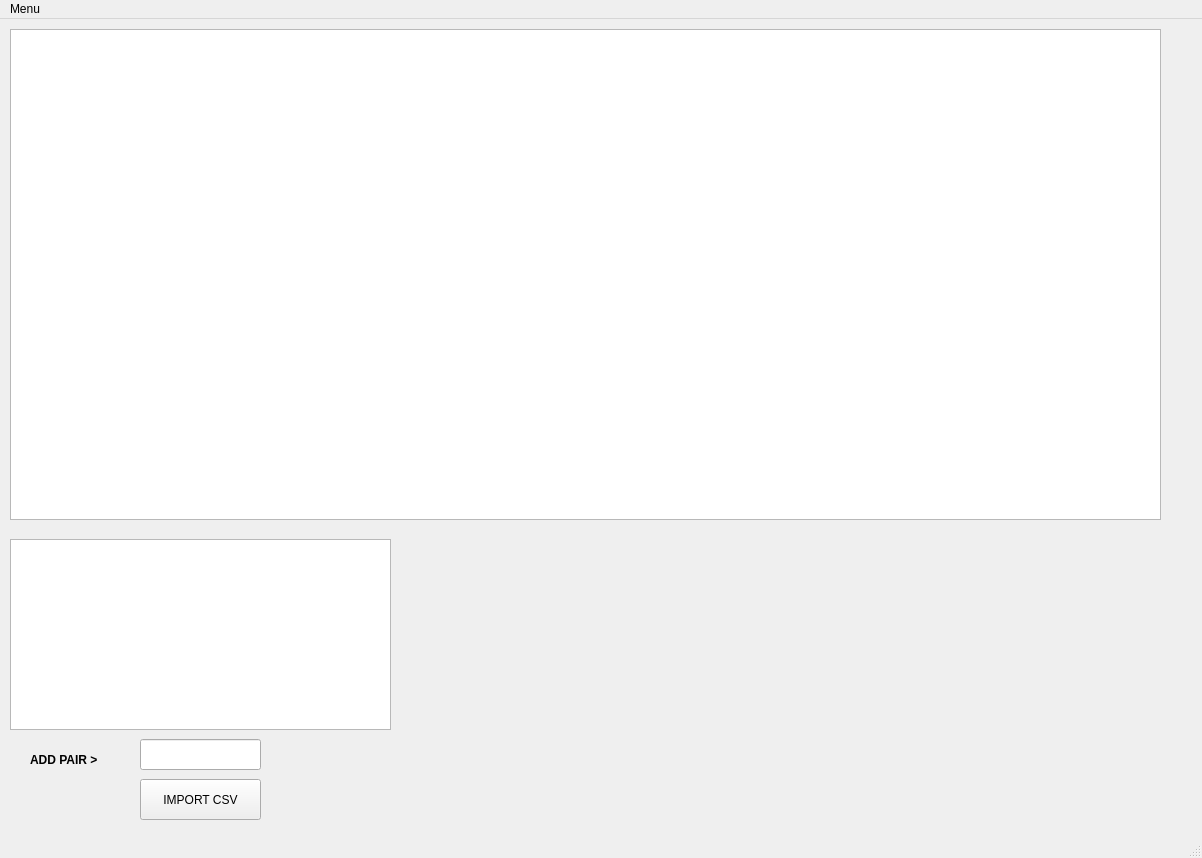
Qt form ui/main_window.ui (Sulato86/gateio) before a commit.
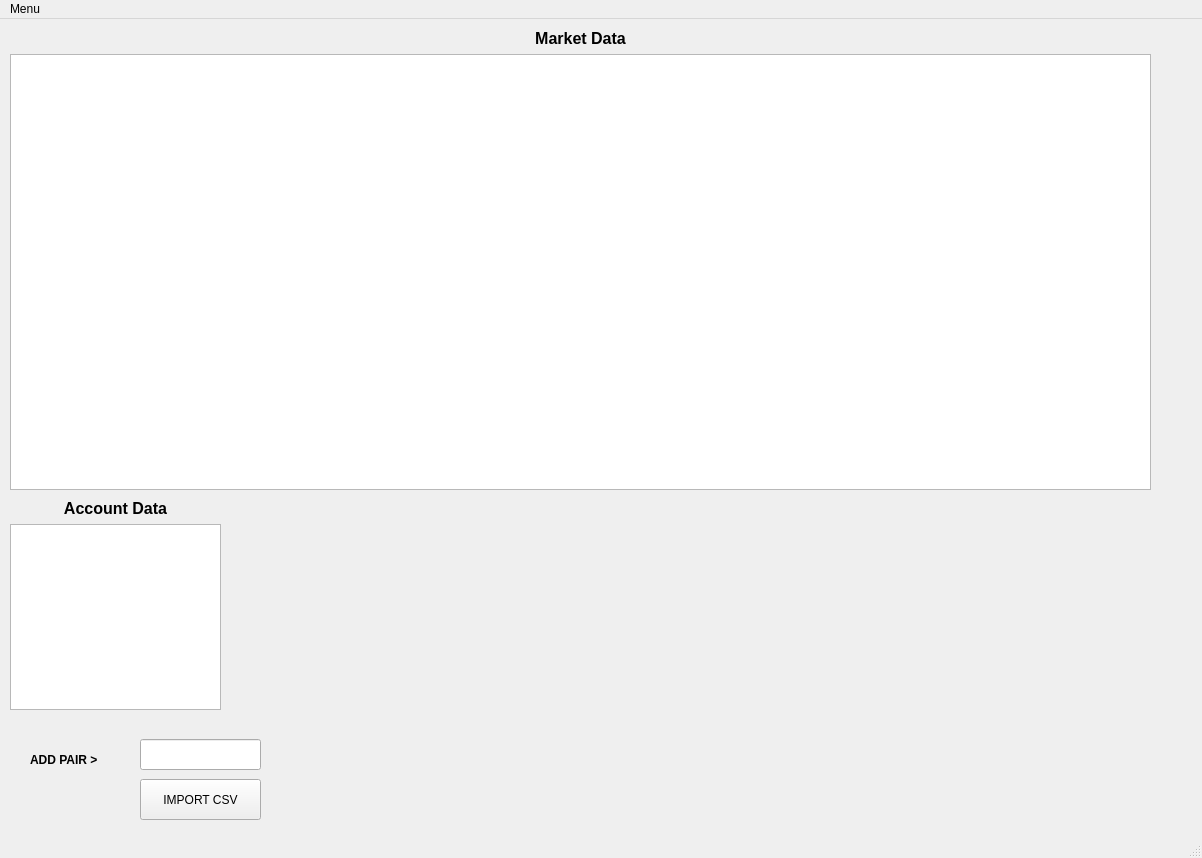
The same form after that commit.

What changed in the file:
```diff
--- a/ui/main_window.ui
+++ b/ui/main_window.ui
@@ -11,7 +11,7 @@
    </rect>
   </property>
   <property name="sizePolicy">
-   <sizepolicy hsizetype="Expanding" vsizetype="Expanding">
+   <sizepolicy hsizetype="Maximum" vsizetype="Expanding">
     <horstretch>0</horstretch>
     <verstretch>0</verstretch>
    </sizepolicy>
@@ -26,24 +26,6 @@
      <verstretch>0</verstretch>
     </sizepolicy>
    </property>
-   <widget class="QWidget" name="verticalLayoutWidget">
-    <property name="geometry">
-     <rect>
-      <x>10</x>
-      <y>10</y>
-      <width>1151</width>
-      <height>491</height>
-     </rect>
-    </property>
-    <layout class="QVBoxLayout" name="verticalLayout">
-     <property name="sizeConstraint">
-      <enum>QLayout::SetDefaultConstraint</enum>
-     </property>
-     <item>
-      <widget class="QTableView" name="tableView_marketdata"/>
-     </item>
-    </layout>
-   </widget>
    <widget class="QLineEdit" name="lineEdit_addpair">
     <property name="geometry">
      <rect>
@@ -94,18 +76,77 @@
      <string>ADD PAIR &gt;</string>
     </property>
    </widget>
+   <widget class="QWidget" name="verticalLayoutWidget">
+    <property name="geometry">
+     <rect>
+      <x>10</x>
+      <y>10</y>
+      <width>1141</width>
+      <height>461</height>
+     </rect>
+    </property>
+    <layout class="QVBoxLayout" name="verticalLayout">
+     <item>
+      <widget class="QLabel" name="label_marketdata">
+       <property name="font">
+        <font>
+         <pointsize>12</pointsize>
+         <weight>75</weight>
+         <bold>true</bold>
+        </font>
+       </property>
+       <property name="text">
+        <string>Market Data</string>
+       </property>
+       <property name="alignment">
+        <set>Qt::AlignCenter</set>
+       </property>
+      </widget>
+     </item>
+     <item>
+      <widget class="QTableView" name="tableView_marketdata"/>
+     </item>
+    </layout>
+   </widget>
    <widget class="QWidget" name="verticalLayoutWidget_2">
     <property name="geometry">
      <rect>
       <x>10</x>
-      <y>520</y>
-      <width>381</width>
-      <height>191</height>
+      <y>480</y>
+      <width>211</width>
+      <height>211</height>
      </rect>
     </property>
     <layout class="QVBoxLayout" name="verticalLayout_2">
+     <property name="sizeConstraint">
+      <enum>QLayout::SetMinimumSize</enum>
+     </property>
      <item>
-      <widget class="QTableView" name="tableView_accountdata"/>
+      <widget class="QLabel" name="label_accountdata">
+       <property name="font">
+        <font>
+         <pointsize>12</pointsize>
+         <weight>75</weight>
+         <bold>true</bold>
+        </font>
+       </property>
+       <property name="text">
+        <string>Account Data</string>
+       </property>
+       <property name="alignment">
+        <set>Qt::AlignCenter</set>
+       </property>
+      </widget>
+     </item>
+     <item>
+      <widget class="QTableView" name="tableView_accountdata">
+       <property name="sizePolicy">
+        <sizepolicy hsizetype="Maximum" vsizetype="Maximum">
+         <horstretch>0</horstretch>
+         <verstretch>0</verstretch>
+        </sizepolicy>
+       </property>
+      </widget>
      </item>
     </layout>
    </widget>
```
